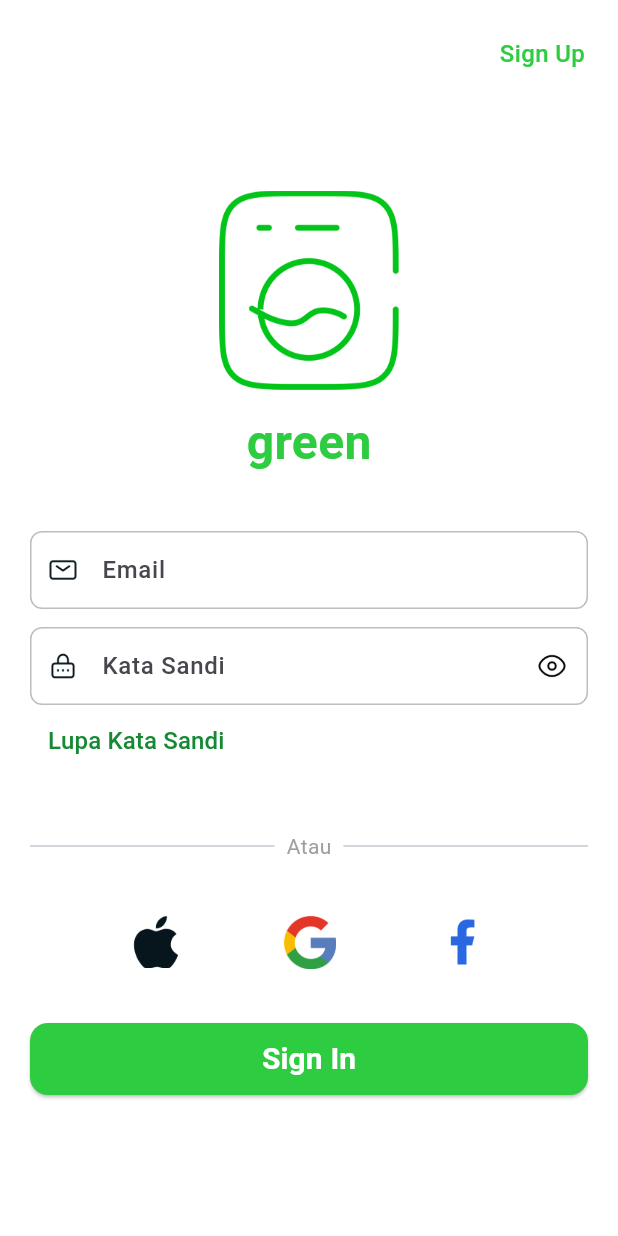
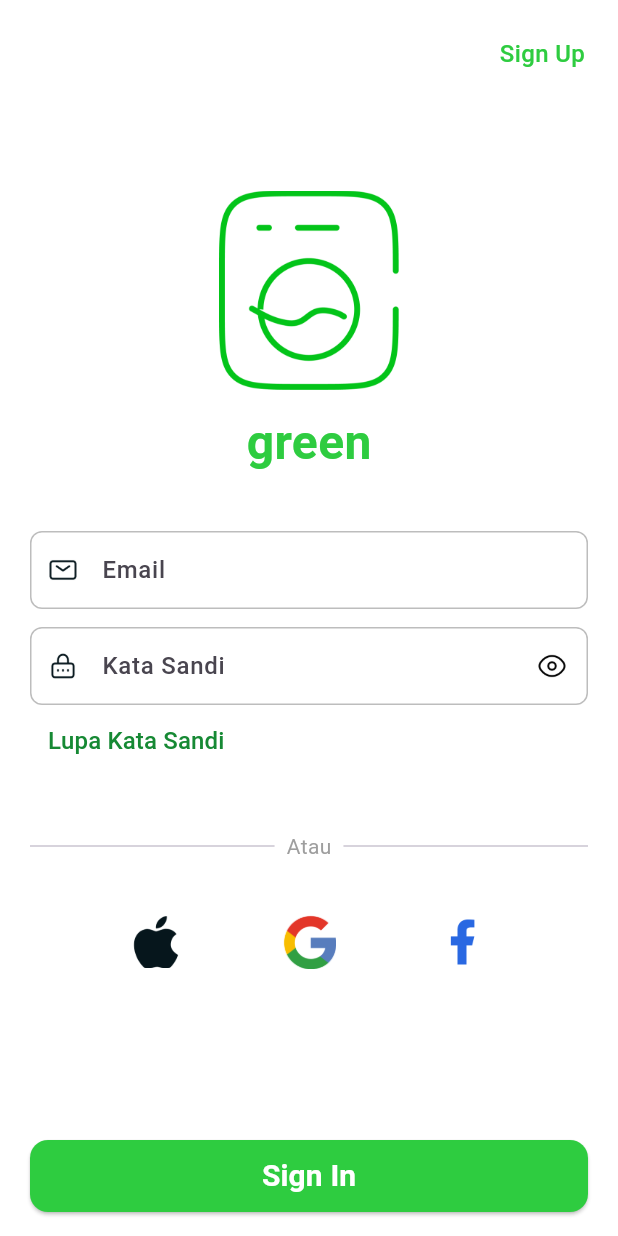
Before and after one commit to Argonaut-ss/Green, a Flutter app: the screen it shows after launch, on a phone screen of 412 x 824 dp. Run offline on Flutter 3.47's test engine with Material 3 defaults, Android fonts, the light colour scheme and no system bars; our stand-ins replace cloud_firestore, firebase_auth, firebase_core, flutter_map, geocoding, google_sign_in and 2 more; missing offline and left inert: flutter_map_cancellable_tile_provider; accounts and stored records are empty.

Commit message:
fix spacer

```diff
--- a/green_app/lib/Pages/signin.dart
+++ b/green_app/lib/Pages/signin.dart
@@ -49,7 +49,6 @@ class _SigninState extends State<Signin> {
       body: SafeArea(
         child: Padding(
           padding: const EdgeInsets.symmetric(horizontal: 20),
-          child: SingleChildScrollView(
           child: Column(
             mainAxisSize: MainAxisSize.min,
             children: [
@@ -200,7 +199,7 @@ class _SigninState extends State<Signin> {
                   ),
                 ],
               ),
-                const SizedBox(height: 36), // Replace Spacer with SizedBox
+              Spacer(),
               Padding(
                 padding: const EdgeInsets.only(bottom: 16.0),
                 child: SizedBox(
@@ -233,7 +232,6 @@ class _SigninState extends State<Signin> {
           ),
         ),
       ),
-      ),
     );
   }
 }
--- a/green_app/lib/main.dart
+++ b/green_app/lib/main.dart
@@ -25,7 +25,7 @@ class MyApp extends StatelessWidget {
     return MaterialApp(
       debugShowCheckedModeBanner: false,
       title: 'Green App',
-      home: user == null ? Signin() : CustomBottomNavBarPage(),
+      home: Signin(),
       routes: {
         '/settings': (context) => SettingsPage(),
         '/profile': (context) => ProfilePage(),
```
Lines whose indentation alone changed are shown as unchanged.
